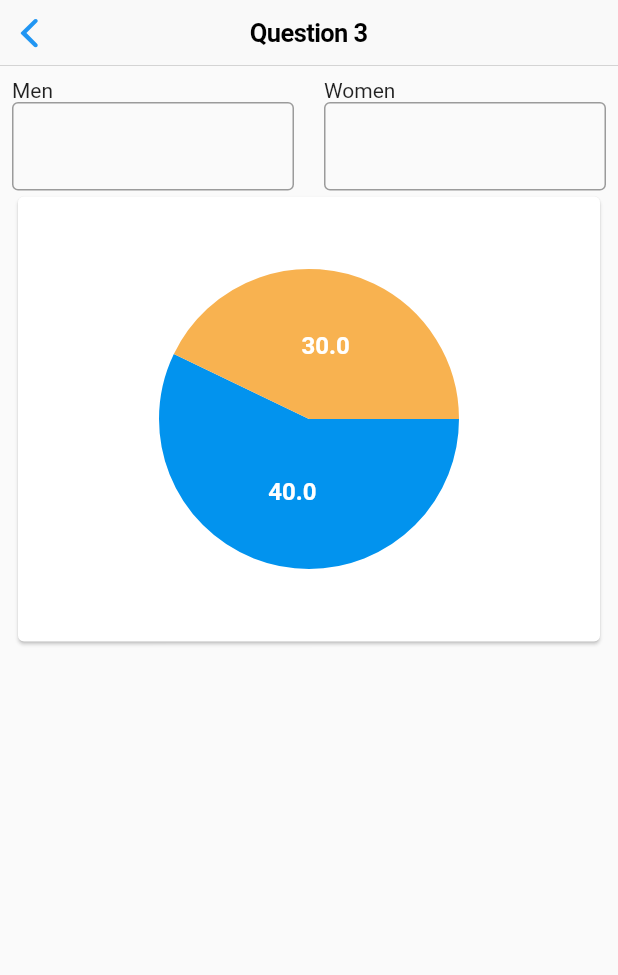
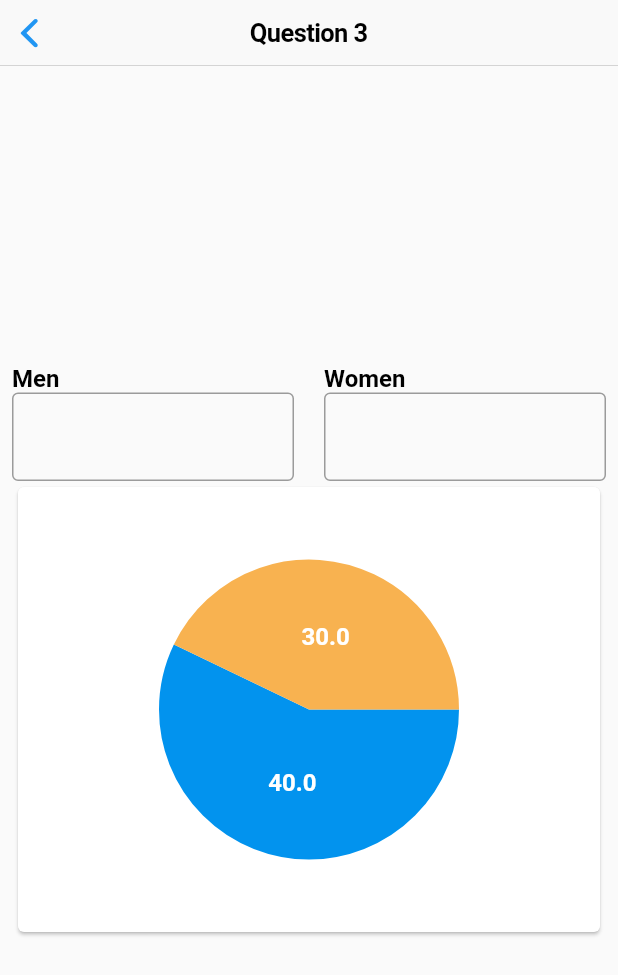
Before and after one commit to sam-baraka/flutter_interview_application, a Flutter app: the Question3 screen opened directly, on a phone screen of 412 x 824 dp. Shown: the top 975 px of the screen. Run offline on Flutter 3.47's test engine with Material 2 defaults, Android fonts, the phone set to English and light mode, and no system bars; drawn by our look-alikes of fl_chart; our stand-ins replace flutter_bloc.

Commit message:
Added text styles

```diff
--- a/lib/3/question_3.dart
+++ b/lib/3/question_3.dart
@@ -3,6 +3,8 @@ import 'package:flutter/material.dart';
 import 'package:flutter_interview_test/3/widgets/chart_widget.dart';
 
 class Question3 extends StatelessWidget {
+  TextEditingController menController = TextEditingController();
+  TextEditingController womenController = TextEditingController();
   @override
   Widget build(BuildContext context) {
     return Scaffold(
@@ -12,20 +14,34 @@ class Question3 extends StatelessWidget {
       body: Padding(
         padding: const EdgeInsets.all(8.0),
         child: Column(
+          mainAxisAlignment: MainAxisAlignment.center,
           children: [
             Row(
               children: [
-                Expanded(child: Text("Men")),
+                Expanded(
+                    child: Text(
+                  "Men",
+                  style: TextStyle(
+                      color: Colors.black,
+                      fontSize: 16,
+                      fontWeight: FontWeight.bold),
+                )),
                 SizedBox(
                   width: 20,
                 ),
-                Expanded(child: Text("Women"))
+                Expanded(
+                    child: Text("Women",
+                        style: TextStyle(
+                            color: Colors.black,
+                            fontSize: 16,
+                            fontWeight: FontWeight.bold)))
               ],
             ),
             Row(
               children: [
                 Expanded(
                   child: TextFormField(
+                    controller: menController,
                     decoration: InputDecoration(border: OutlineInputBorder()),
                   ),
                 ),
@@ -34,6 +50,7 @@ class Question3 extends StatelessWidget {
                 ),
                 Expanded(
                   child: TextFormField(
+                    controller: womenController,
                     decoration: InputDecoration(border: OutlineInputBorder()),
                   ),
                 ),
```
